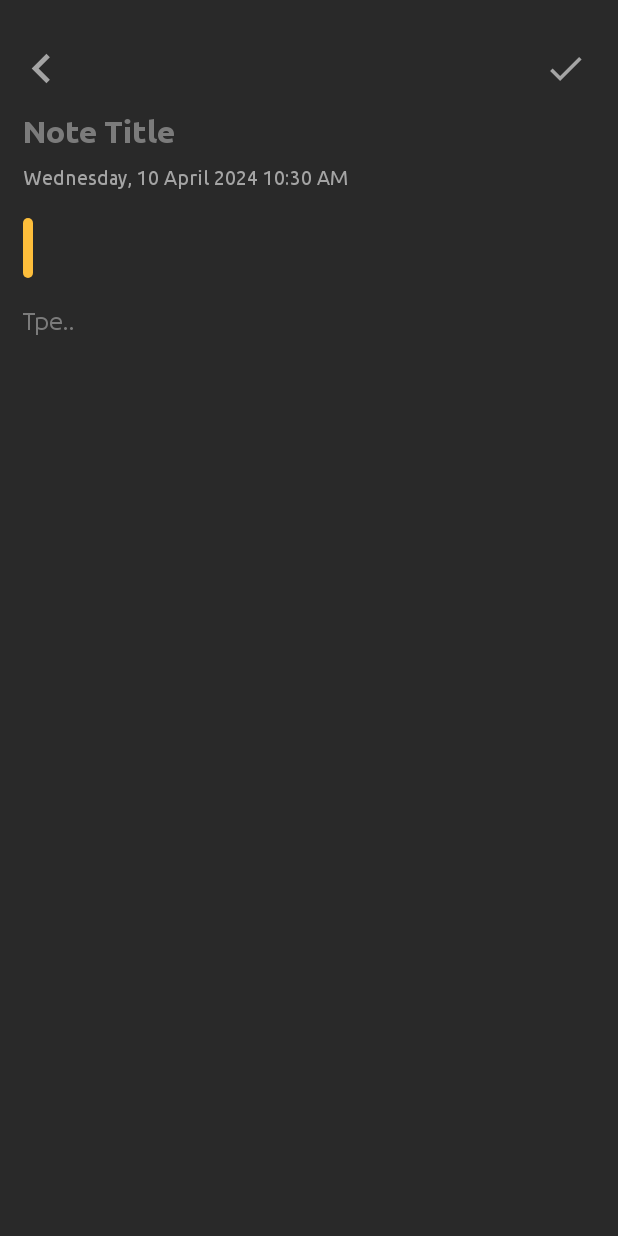
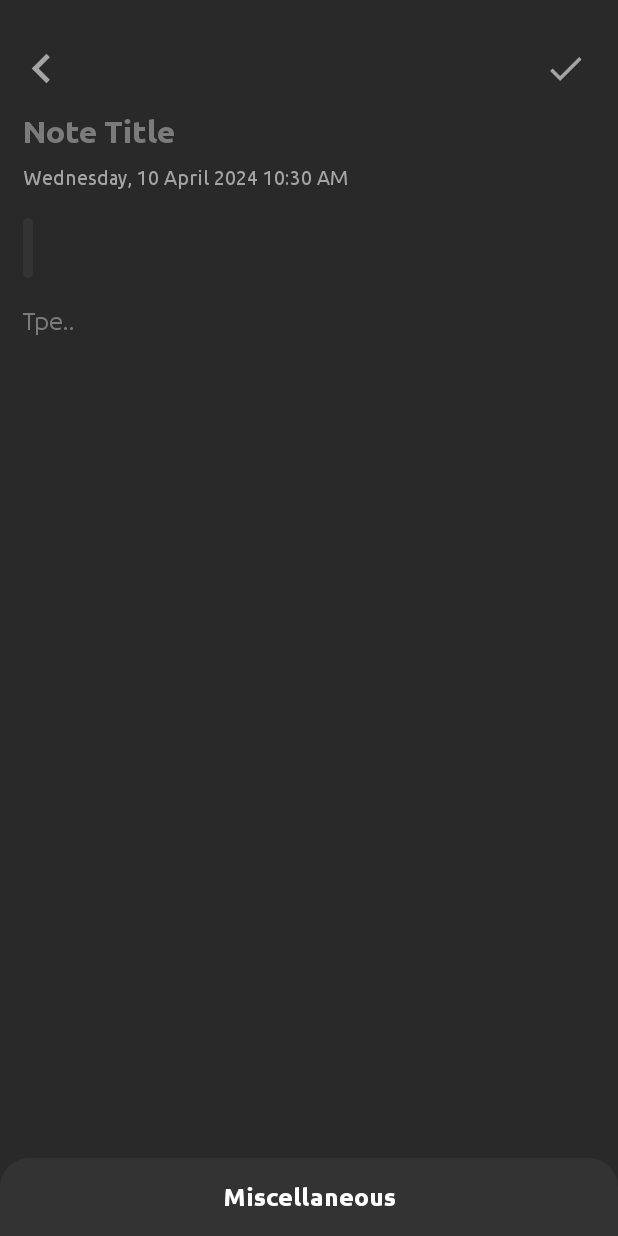
Before and after one commit to rhymLele/ProjectArd, an Android app: the CreateNoteActivity screen opened directly, with no data from a screen before it, on a phone screen of 412 x 824 dp. Run offline under Robolectric (Android 15) with nearby library versions, the phone set to English and light mode, and no system bars; our stand-ins replace sdp/ssp sizes.

Commit message:
add NoteColorChanger
add NoteColorChanger

```diff
--- a/app/src/main/java/com/example/projectard/activity/CreateNoteActivity.java
+++ b/app/src/main/java/com/example/projectard/activity/CreateNoteActivity.java
@@ -2,11 +2,14 @@ package com.example.projectard.activity;
 
 import android.annotation.SuppressLint;
 import android.content.Intent;
+import android.graphics.Color;
+import android.graphics.drawable.GradientDrawable;
 import android.os.AsyncTask;
 import android.os.Bundle;
 import android.view.View;
 import android.widget.EditText;
 import android.widget.ImageView;
+import android.widget.LinearLayout;
 import android.widget.TextView;
 import android.widget.Toast;
 
@@ -19,6 +22,7 @@ import androidx.core.view.WindowInsetsCompat;
 import com.example.projectard.R;
 import com.example.projectard.database.NoteDatabases;
 import com.example.projectard.entity.Note;
+import com.google.android.material.bottomsheet.BottomSheetBehavior;
 
 import java.text.SimpleDateFormat;
 import java.util.Date;
@@ -29,6 +33,9 @@ public class CreateNoteActivity extends AppCompatActivity {
     private EditText inputNoteTitle,inputNoteSubTitle,inputNoteText;
     private TextView textDateTime;
     private Note alreadyAvailableNote;
+
+    private View viewSubtitleIndicator;
+    private String selectedNoteColor;
     @Override
     protected void onCreate(Bundle savedInstanceState) {
         super.onCreate(savedInstanceState);
@@ -45,6 +52,11 @@ public class CreateNoteActivity extends AppCompatActivity {
             alreadyAvailableNote=(Note) getIntent().getSerializableExtra("note");
             setViewOrUpdateNote();
         }
+
+        viewSubtitleIndicator = findViewById(R.id.viewSubtitleIndicator);
+        selectedNoteColor = "#333333";
+        initMiscellaneous();
+        setSubtitleIndicatorColor();
     }
 
     private void setViewOrUpdateNote() {
@@ -97,6 +109,9 @@ public class CreateNoteActivity extends AppCompatActivity {
         if(alreadyAvailableNote!=null){
             note.setId(alreadyAvailableNote.getId() );
         }
+
+        note.setColor(selectedNoteColor);
+
         @SuppressLint("StaticFieldLeak")
         class SaveNoteTask extends AsyncTask<Void,Void,Void>{
 
@@ -121,4 +136,95 @@ public class CreateNoteActivity extends AppCompatActivity {
         }
         new SaveNoteTask().execute();
     }
+
+    private void initMiscellaneous(){
+        final LinearLayout layoutMiscellaneous = findViewById(R.id.layoutMiscellaneous);
+        final BottomSheetBehavior<LinearLayout> bottomSBH = BottomSheetBehavior.from(layoutMiscellaneous);
+        layoutMiscellaneous.findViewById(R.id.textMiscellaneous).setOnClickListener(new View.OnClickListener() {
+            @Override
+            public void onClick(View v) {
+                if(bottomSBH.getState() != BottomSheetBehavior.STATE_EXPANDED){
+                    bottomSBH.setState(BottomSheetBehavior.STATE_EXPANDED);
+                }else{
+                    bottomSBH.setState(BottomSheetBehavior.STATE_COLLAPSED);
+                }
+            }
+        });
+
+        final ImageView imgV1 = layoutMiscellaneous.findViewById(R.id.imageColor1);
+        final ImageView imgV2 = layoutMiscellaneous.findViewById(R.id.imageColor2);
+        final ImageView imgV3 = layoutMiscellaneous.findViewById(R.id.imageColor3);
+        final ImageView imgV4 = layoutMiscellaneous.findViewById(R.id.imageColor4);
+        final ImageView imgV5 = layoutMiscellaneous.findViewById(R.id.imageColor5);
+
+        layoutMiscellaneous.findViewById(R.id.ViewColor1).setOnClickListener(new View.OnClickListener() {
+            @Override
+            public void onClick(View v) {
+                selectedNoteColor = "#333333";
+                imgV1.setImageResource(R.drawable.ic_done);
+                imgV2.setImageResource(0);
+                imgV3.setImageResource(0);
+                imgV4.setImageResource(0);
+                imgV5.setImageResource(0);
+                setSubtitleIndicatorColor();
+            }
+        });
+
+        layoutMiscellaneous.findViewById(R.id.ViewColor2).setOnClickListener(new View.OnClickListener() {
+            @Override
+            public void onClick(View v) {
+                selectedNoteColor = "#fdbe3b";
+                imgV1.setImageResource(0);
+                imgV2.setImageResource(R.drawable.ic_done);
+                imgV3.setImageResource(0);
+                imgV4.setImageResource(0);
+                imgV5.setImageResource(0);
+                setSubtitleIndicatorColor();
+            }
+        });
+
+        layoutMiscellaneous.findViewById(R.id.ViewColor3).setOnClickListener(new View.OnClickListener() {
+            @Override
+            public void onClick(View v) {
+                selectedNoteColor = "#ff4842";
+                imgV1.setImageResource(0);
+                imgV2.setImageResource(0);
+                imgV3.setImageResource(R.drawable.ic_done);
+                imgV4.setImageResource(0);
+                imgV5.setImageResource(0);
+                setSubtitleIndicatorColor();
+            }
+        });
+
+        layoutMiscellaneous.findViewById(R.id.ViewColor4).setOnClickListener(new View.OnClickListener() {
+            @Override
+            public void onClick(View v) {
+                selectedNoteColor = "#3a52fc";
+                imgV1.setImageResource(0);
+                imgV2.setImageResource(0);
+                imgV3.setImageResource(0);
+                imgV4.setImageResource(R.drawable.ic_done);
+                imgV5.setImageResource(0);
+                setSubtitleIndicatorColor();
+            }
+        });
+
+        layoutMiscellaneous.findViewById(R.id.ViewColor5).setOnClickListener(new View.OnClickListener() {
+            @Override
+            public void onClick(View v) {
+                selectedNoteColor = "#000000";
+                imgV1.setImageResource(0);
+                imgV2.setImageResource(0);
+                imgV3.setImageResource(0);
+                imgV4.setImageResource(0);
+                imgV5.setImageResource(R.drawable.ic_done);
+                setSubtitleIndicatorColor();
+            }
+        });
+    }
+
+    private void setSubtitleIndicatorColor(){
+        GradientDrawable gradientD = (GradientDrawable) viewSubtitleIndicator.getBackground();
+        gradientD.setColor(Color.parseColor(selectedNoteColor));
+    }
 }
--- a/app/src/main/java/com/example/projectard/activity/test_push.java
+++ /dev/null
@@ -1,4 +0,0 @@
-package com.example.projectard.activity;
-
-public class test_push {
-}
--- a/app/src/main/java/com/example/projectard/adapters/NoteAdapter.java
+++ b/app/src/main/java/com/example/projectard/adapters/NoteAdapter.java
@@ -1,5 +1,7 @@
 package com.example.projectard.adapters;
 
+import android.graphics.Color;
+import android.graphics.drawable.GradientDrawable;
 import android.view.LayoutInflater;
 import android.view.View;
 import android.view.ViewGroup;
@@ -61,6 +63,7 @@ public class NoteAdapter extends RecyclerView.Adapter<NoteAdapter.NoteViewHolder
              textSubtitle=itemView.findViewById(R.id.item_textSubtitle);
              textDateTime=itemView.findViewById(R.id.item_textDateTime);
              layoutNote=itemView.findViewById(R.id.layoutNote);
+
         }
         void setNote(Note note){
             textTitle.setText(note.getTitle());
@@ -69,6 +72,13 @@ public class NoteAdapter extends RecyclerView.Adapter<NoteAdapter.NoteViewHolder
                 textSubtitle.setVisibility(View.GONE);
             }else textSubtitle.setText(note.getSubtitle());
             textDateTime.setText(note.getDateTime());
+
+            GradientDrawable gradientDrawable = (GradientDrawable) layoutNote.getBackground();
+            if(note.getColor() != null){
+                gradientDrawable.setColor(Color.parseColor(note.getColor()));
+            }else{
+                gradientDrawable.setColor(Color.parseColor("#333333"));
             }
         }
     }
+}
--- /dev/null
+++ b/app/src/main/res/drawable/background_note_color_1.xml
@@ -0,0 +1,40 @@
+<?xml version="1.0" encoding="utf-8"?>
+<layer-list xmlns:android="http://schemas.android.com/apk/res/android">
+
+    <item>
+
+        <shape android:shape="oval">
+            <stroke android:width="@dimen/_2sdp"
+                android:color="@color/colorDefaultNoteColor"
+                />
+        </shape>
+
+    </item>
+
+    <item
+        android:bottom="@dimen/_3sdp"
+        android:top="@dimen/_3sdp"
+        android:left="@dimen/_3sdp"
+        android:right="@dimen/_3sdp">
+
+        <shape android:shape="oval">
+            <stroke android:width="@dimen/_6sdp"
+                android:color="@color/colorMiscellaneousBackground"
+                />
+        </shape>
+
+    </item>
+
+    <item
+        android:bottom="@dimen/_6sdp"
+        android:top="@dimen/_6sdp"
+        android:left="@dimen/_6sdp"
+        android:right="@dimen/_6sdp"
+        >
+        <shape android:shape="oval">
+            <solid android:color="@color/colorDefaultNoteColor"/>
+        </shape>
+
+    </item>
+
+</layer-list>
--- /dev/null
+++ b/app/src/main/res/drawable/background_note_color_2.xml
@@ -0,0 +1,40 @@
+<?xml version="1.0" encoding="utf-8"?>
+<layer-list xmlns:android="http://schemas.android.com/apk/res/android">
+
+    <item>
+
+        <shape android:shape="oval">
+            <stroke android:width="@dimen/_2sdp"
+                android:color="@color/colorNoteColor2"
+                />
+        </shape>
+
+    </item>
+
+    <item
+        android:bottom="@dimen/_3sdp"
+        android:top="@dimen/_3sdp"
+        android:left="@dimen/_3sdp"
+        android:right="@dimen/_3sdp">
+
+        <shape android:shape="oval">
+            <stroke android:width="@dimen/_6sdp"
+                android:color="@color/black"
+                />
+        </shape>
+
+    </item>
+
+    <item
+        android:bottom="@dimen/_6sdp"
+        android:top="@dimen/_6sdp"
+        android:left="@dimen/_6sdp"
+        android:right="@dimen/_6sdp"
+        >
+        <shape android:shape="oval">
+            <solid android:color="@color/colorNoteColor2"/>
+        </shape>
+
+    </item>
+
+</layer-list>
--- /dev/null
+++ b/app/src/main/res/drawable/background_note_color_3.xml
@@ -0,0 +1,40 @@
+<?xml version="1.0" encoding="utf-8"?>
+<layer-list xmlns:android="http://schemas.android.com/apk/res/android">
+
+    <item>
+
+        <shape android:shape="oval">
+            <stroke android:width="@dimen/_2sdp"
+                android:color="@color/colorNoteColor3"
+                />
+        </shape>
+
+    </item>
+
+    <item
+        android:bottom="@dimen/_3sdp"
+        android:top="@dimen/_3sdp"
+        android:left="@dimen/_3sdp"
+        android:right="@dimen/_3sdp">
+
+        <shape android:shape="oval">
+            <stroke android:width="@dimen/_6sdp"
+                android:color="@color/black"
+                />
+        </shape>
+
+    </item>
+
+    <item
+        android:bottom="@dimen/_6sdp"
+        android:top="@dimen/_6sdp"
+        android:left="@dimen/_6sdp"
+        android:right="@dimen/_6sdp"
+        >
+        <shape android:shape="oval">
+            <solid android:color="@color/colorNoteColor3"/>
+        </shape>
+
+    </item>
+
+</layer-list>
--- /dev/null
+++ b/app/src/main/res/drawable/background_note_color_4.xml
@@ -0,0 +1,40 @@
+<?xml version="1.0" encoding="utf-8"?>
+<layer-list xmlns:android="http://schemas.android.com/apk/res/android">
+
+    <item>
+
+        <shape android:shape="oval">
+            <stroke android:width="@dimen/_2sdp"
+                android:color="@color/colorNoteColor4"
+                />
+        </shape>
+
+    </item>
+
+    <item
+        android:bottom="@dimen/_3sdp"
+        android:top="@dimen/_3sdp"
+        android:left="@dimen/_3sdp"
+        android:right="@dimen/_3sdp">
+
+        <shape android:shape="oval">
+            <stroke android:width="@dimen/_6sdp"
+                android:color="@color/black"
+                />
+        </shape>
+
+    </item>
+
+    <item
+        android:bottom="@dimen/_6sdp"
+        android:top="@dimen/_6sdp"
+        android:left="@dimen/_6sdp"
+        android:right="@dimen/_6sdp"
+        >
+        <shape android:shape="oval">
+            <solid android:color="@color/colorNoteColor4"/>
+        </shape>
+
+    </item>
+
+</layer-list>
--- /dev/null
+++ b/app/src/main/res/drawable/background_note_color_5.xml
@@ -0,0 +1,40 @@
+<?xml version="1.0" encoding="utf-8"?>
+<layer-list xmlns:android="http://schemas.android.com/apk/res/android">
+
+    <item>
+
+        <shape android:shape="oval">
+            <stroke android:width="@dimen/_2sdp"
+                android:color="@color/colorNoteColor5"
+                />
+        </shape>
+
+    </item>
+
+    <item
+        android:bottom="@dimen/_3sdp"
+        android:top="@dimen/_3sdp"
+        android:left="@dimen/_3sdp"
+        android:right="@dimen/_3sdp">
+
+        <shape android:shape="oval">
+            <stroke android:width="@dimen/_6sdp"
+                android:color="@color/black"
+                />
+        </shape>
+
+    </item>
+
+    <item
+        android:bottom="@dimen/_6sdp"
+        android:top="@dimen/_6sdp"
+        android:left="@dimen/_6sdp"
+        android:right="@dimen/_6sdp"
+        >
+        <shape android:shape="oval">
+            <solid android:color="@color/colorNoteColor5"/>
+        </shape>
+
+    </item>
+
+</layer-list>
--- /dev/null
+++ b/app/src/main/res/drawable/backround_miscellaneous.xml
@@ -0,0 +1,9 @@
+<?xml version="1.0" encoding="utf-8"?>
+<shape xmlns:android="http://schemas.android.com/apk/res/android" android:shape="rectangle">
+    <solid android:color="@color/colorMiscellaneousBackground"/>
+    <corners
+        android:topLeftRadius="@dimen/_15sdp"
+        android:topRightRadius="@dimen/_15sdp"
+        />
+
+</shape>
--- a/app/src/main/res/layout/activity_create_note.xml
+++ b/app/src/main/res/layout/activity_create_note.xml
@@ -126,4 +126,6 @@
         </androidx.constraintlayout.widget.ConstraintLayout>
     </ScrollView>
 
+    <include layout="@layout/layout_miscellaneous"/>
+
 </androidx.coordinatorlayout.widget.CoordinatorLayout>
--- /dev/null
+++ b/app/src/main/res/layout/layout_miscellaneous.xml
@@ -0,0 +1,142 @@
+<?xml version="1.0" encoding="utf-8"?>
+<LinearLayout xmlns:android="http://schemas.android.com/apk/res/android"
+    xmlns:app="http://schemas.android.com/apk/res-auto"
+    android:orientation="vertical"
+    android:id="@+id/layoutMiscellaneous"
+    android:layout_width="match_parent"
+    android:background="@drawable/backround_miscellaneous"
+    android:layout_height="wrap_content"
+    app:behavior_peekHeight="@dimen/_40sdp"
+    app:layout_behavior="@string/bottom_sheet_behavior" >
+
+    <TextView
+        android:id="@+id/textMiscellaneous"
+        android:layout_width="match_parent"
+        android:layout_height="@dimen/_40sdp"
+        android:fontFamily="@font/ubold"
+        android:gravity="center"
+        android:includeFontPadding="false"
+        android:text="@string/miscellaneous"
+        android:textColor="@color/white"
+        android:textSize="@dimen/_13ssp"
+        />
+    <LinearLayout
+        android:id="@+id/layoutnoteColor"
+        android:layout_width="match_parent"
+        android:layout_height="wrap_content"
+        android:layout_margin="@dimen/_10sdp"
+        android:gravity="center_vertical"
+        android:orientation="horizontal"
+        >
+        <FrameLayout
+            android:layout_width="0dp"
+            android:layout_height="wrap_content"
+            android:layout_weight="1">
+
+            <View
+                android:id="@+id/ViewColor1"
+                android:layout_width="@dimen/_35sdp"
+                android:layout_height="@dimen/_35sdp"
+                android:background="@drawable/background_note_color_1"/>
+            <ImageView
+                android:id="@+id/imageColor1"
+                android:layout_width="@dimen/_35sdp"
+                android:layout_height="@dimen/_35sdp"
+                android:contentDescription="@string/app_name"
+                android:padding="@dimen/_10sdp"
+                android:src="@drawable/ic_done"
+                app:tint="@color/white" />
+
+        </FrameLayout>
+
+        <FrameLayout
+            android:layout_width="0dp"
+            android:layout_height="wrap_content"
+            android:layout_weight="1">
+
+            <View
+                android:id="@+id/ViewColor2"
+                android:layout_width="@dimen/_35sdp"
+                android:layout_height="@dimen/_35sdp"
+                android:background="@drawable/background_note_color_2"/>
+            <ImageView
+                android:id="@+id/imageColor2"
+                android:layout_width="@dimen/_35sdp"
+                android:layout_height="@dimen/_35sdp"
+                android:contentDescription="@string/app_name"
+                android:padding="@dimen/_10sdp"
+                app:tint="@color/white" />
+
+        </FrameLayout>
+
+        <FrameLayout
+            android:layout_width="0dp"
+            android:layout_height="wrap_content"
+            android:layout_weight="1">
+
+            <View
+                android:id="@+id/ViewColor3"
+                android:layout_width="@dimen/_35sdp"
+                android:layout_height="@dimen/_35sdp"
+                android:background="@drawable/background_note_color_3"/>
+            <ImageView
+                android:id="@+id/imageColor3"
+                android:layout_width="@dimen/_35sdp"
+                android:layout_height="@dimen/_35sdp"
+                android:contentDescription="@string/app_name"
+                android:padding="@dimen/_10sdp"
+                app:tint="@color/white" />
+
+        </FrameLayout>
+
+        <FrameLayout
+            android:layout_width="0dp"
+            android:layout_height="wrap_content"
+            android:layout_weight="1">
+
+            <View
+                android:id="@+id/ViewColor4"
+                android:layout_width="@dimen/_35sdp"
+                android:layout_height="@dimen/_35sdp"
+                android:background="@drawable/background_note_color_4"/>
+            <ImageView
+                android:id="@+id/imageColor4"
+                android:layout_width="@dimen/_35sdp"
+                android:layout_height="@dimen/_35sdp"
+                android:contentDescription="@string/app_name"
+                android:padding="@dimen/_10sdp"
+                app:tint="@color/white" />
+
+        </FrameLayout>
+
+        <FrameLayout
+            android:layout_width="0dp"
+            android:layout_height="wrap_content"
+            android:layout_weight="1">
+
+            <View
+                android:id="@+id/ViewColor5"
+                android:layout_width="@dimen/_35sdp"
+                android:layout_height="@dimen/_35sdp"
+                android:background="@drawable/background_note_color_5"/>
+            <ImageView
+                android:id="@+id/imageColor5"
+                android:layout_width="@dimen/_35sdp"
+                android:layout_height="@dimen/_35sdp"
+                android:contentDescription="@string/app_name"
+                android:padding="@dimen/_10sdp"
+                app:tint="@color/white" />
+
+        </FrameLayout>
+
+        <TextView
+            android:layout_width="wrap_content"
+            android:layout_height="wrap_content"
+            android:fontFamily="@font/ubold"
+            android:text="@string/pick_color"
+            android:textColor="@color/white"
+            android:textSize="@dimen/_13ssp"
+            />
+    </LinearLayout>
+
+</LinearLayout>
--- a/app/src/main/res/values/colors.xml
+++ b/app/src/main/res/values/colors.xml
@@ -11,7 +11,7 @@
     <color name="colorIcon">#a4a4a4</color>
     <color name="colorTextSubtitle">#CECECE</color>
     <color name="colorDefaultNoteColor">#333333</color>
-    <color name="colorMiscellaneousBackground">#fafafa</color>
+    <color name="colorMiscellaneousBackground">#333333</color>
     <color name="colorNoteColor2">#fdbe3b</color>
     <color name="colorNoteColor3">#ff4842</color>
     <color name="colorNoteColor4">#3a52fc</color>
--- a/app/src/main/res/values/strings.xml
+++ b/app/src/main/res/values/strings.xml
@@ -1,4 +1,6 @@
 <resources>
     <string name="app_name">ProjectArd</string>
     <string name="search">Search</string>
+    <string name="miscellaneous">Miscellaneous</string>
+    <string name="pick_color">pick color</string>
 </resources>
```
Also changed, not shown: app/src/main/java/com/example/projectard/activity/MainActivity.java (+7 -0 lines). Lines whose indentation alone changed are shown as unchanged.
